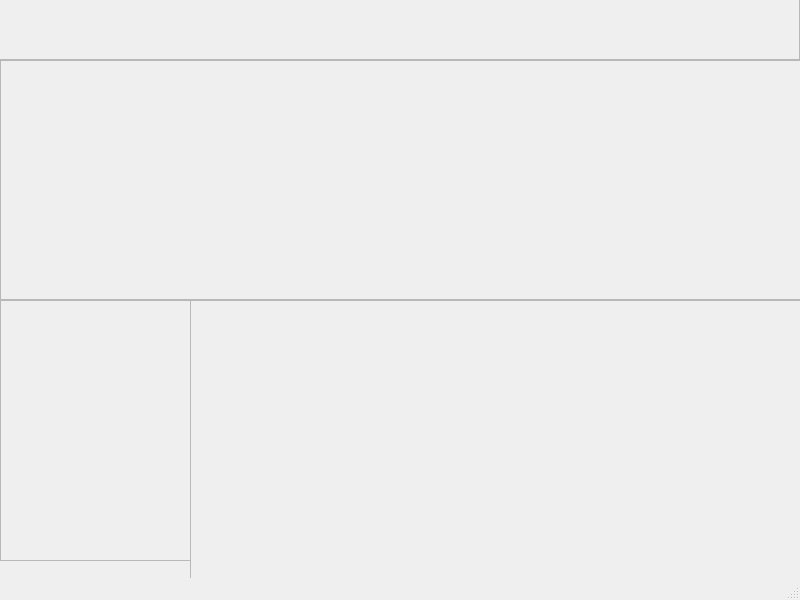
Old version of the form UI/page.ui in the repository sathachao/Wall.
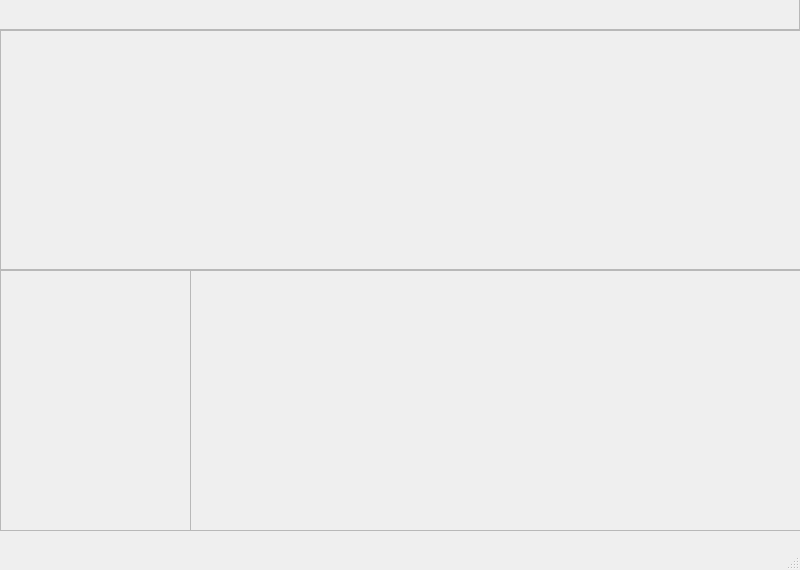
New version of the form.

The edit to the form file:
```diff
--- a/UI/page.ui
+++ b/UI/page.ui
@@ -7,19 +7,19 @@
     <x>0</x>
     <y>0</y>
     <width>800</width>
-    <height>600</height>
+    <height>570</height>
    </rect>
   </property>
   <property name="minimumSize">
    <size>
     <width>800</width>
-    <height>600</height>
+    <height>570</height>
    </size>
   </property>
   <property name="maximumSize">
    <size>
     <width>800</width>
-    <height>600</height>
+    <height>570</height>
    </size>
   </property>
   <property name="windowTitle">
@@ -30,15 +30,15 @@
     <property name="geometry">
      <rect>
       <x>190</x>
-      <y>300</y>
+      <y>270</y>
       <width>611</width>
-      <height>311</height>
+      <height>261</height>
      </rect>
     </property>
     <property name="minimumSize">
      <size>
-      <width>611</width>
-      <height>311</height>
+      <width>0</width>
+      <height>0</height>
      </size>
     </property>
     <property name="maximumSize">
@@ -58,7 +58,7 @@
     <property name="geometry">
      <rect>
       <x>0</x>
-      <y>60</y>
+      <y>30</y>
       <width>811</width>
       <height>240</height>
      </rect>
@@ -83,7 +83,7 @@
     <property name="geometry">
      <rect>
       <x>0</x>
-      <y>300</y>
+      <y>270</y>
       <width>191</width>
       <height>261</height>
      </rect>
@@ -119,13 +119,13 @@
       <x>-1</x>
       <y>-1</y>
       <width>801</width>
-      <height>61</height>
+      <height>31</height>
      </rect>
     </property>
     <property name="minimumSize">
      <size>
-      <width>801</width>
-      <height>61</height>
+      <width>0</width>
+      <height>0</height>
      </size>
     </property>
     <property name="maximumSize">
```
